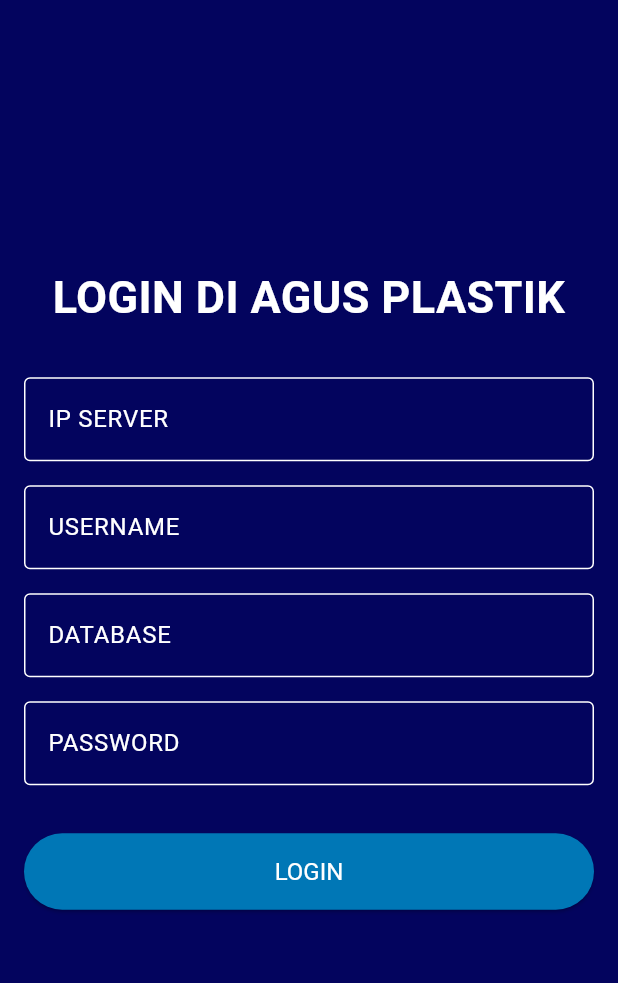
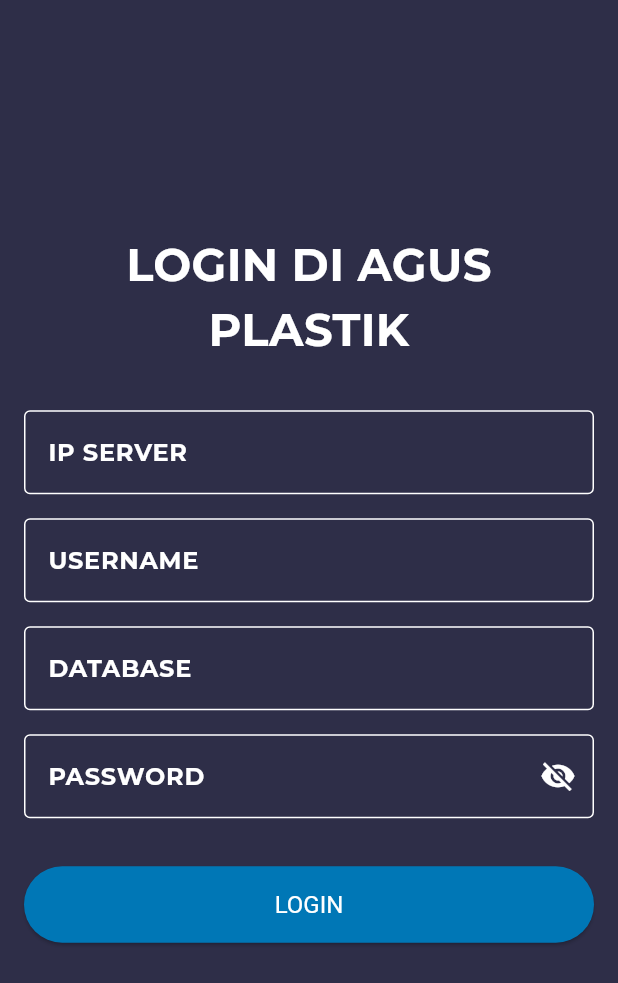
Before and after one commit to DimasAnjayMabar/agusplastik, a Flutter app: the screen it shows after launch, on a phone screen of 412 x 824 dp. Shown: the top 983 px of the screen. Run offline on Flutter 3.47's test engine with Material 3 defaults, Android fonts, the phone set to English and light mode, and no system bars; our stand-ins replace flutter_secure_storage; project files that could hold a hidden picture were left out.

Commit message:
version: 0.1

```diff
--- a/lib/assets/colors/colors.dart
+++ b/lib/assets/colors/colors.dart
@@ -1,4 +1,3 @@
-import 'dart:ui';
 
 import 'package:flutter/material.dart';
 
--- a/lib/login_page.dart
+++ b/lib/login_page.dart
@@ -1,12 +1,13 @@
 import 'dart:convert';
 
+import 'package:agusplastik/assets/colors/colors.dart';
 import 'package:agusplastik/beans/secure_storage/database.dart';
 import 'package:agusplastik/homepage.dart';
 import 'package:flutter/material.dart';
 import 'package:http/http.dart' as http;
 
 class LoginPage extends StatefulWidget {
-  const LoginPage({Key? key}) : super(key: key);
+  const LoginPage({super.key});
 
   @override
   _LoginPageState createState() => _LoginPageState();
@@ -19,13 +20,14 @@ class _LoginPageState extends State<LoginPage> {
   final TextEditingController _databaseController = TextEditingController();
   final TextEditingController _passwordController = TextEditingController();
 
-  final FocusNode _focusNode = FocusNode();
+  final FocusNode _ipFocusNode = FocusNode();
+  final FocusNode _usernameFocusNode = FocusNode();
+  final FocusNode _databaseFocusNode = FocusNode();
+  final FocusNode _passwordFocusNode = FocusNode();
+
   bool _isLoading = false;
   String _message = '';
-  FocusNode _ipFocusNode = FocusNode();
-  FocusNode _usernameFocusNode = FocusNode();
-  FocusNode _databaseFocusNode = FocusNode();
-  FocusNode _passwordFocusNode = FocusNode();
+  bool _isPasswordVisible = false; // Control password visibility
 
   Future<void> _verifyConnection() async {
     setState(() {
@@ -79,7 +81,7 @@ class _LoginPageState extends State<LoginPage> {
           );
         } else {
           setState(() {
-            _message = 'Koneksi gagal : ${data['message']}';
+            _message = 'Koneksi gagal: ${data['message']}';
           });
         }
       } else {
@@ -89,8 +91,10 @@ class _LoginPageState extends State<LoginPage> {
         });
       }
     } catch (e) {
-      _isLoading = false;
-      _message = 'Error : $e';
+      setState(() {
+        _isLoading = false;
+        _message = 'Error: $e';
+      });
     }
   }
 
@@ -98,7 +102,7 @@ class _LoginPageState extends State<LoginPage> {
   Widget build(BuildContext context) {
     return Scaffold(
       body: Container(
-        color: Color(0xFF03045e),
+        color: canvasColor,
         child: Padding(
           padding: const EdgeInsets.all(16.0),
           child: Column(
@@ -131,11 +135,12 @@ class _LoginPageState extends State<LoginPage> {
                     borderSide: BorderSide(color: Colors.white),
                   ),
                   filled: true,
-                  fillColor: Color(0xFF03045e),
+                  fillColor: canvasColor,
                 ),
-                style: TextStyle(color: Colors.white),
+                style: const TextStyle(color: Colors.white),
                 onSubmitted: (_) =>
                     FocusScope.of(context).requestFocus(_usernameFocusNode),
+                focusNode: _ipFocusNode,
               ),
               const SizedBox(height: 16.0),
               // Username Field
@@ -154,11 +159,12 @@ class _LoginPageState extends State<LoginPage> {
                     borderSide: BorderSide(color: Colors.white),
                   ),
                   filled: true,
-                  fillColor: Color(0xFF03045e),
+                  fillColor: canvasColor,
                 ),
-                style: TextStyle(color: Colors.white),
+                style: const TextStyle(color: Colors.white),
                 onSubmitted: (_) =>
                     FocusScope.of(context).requestFocus(_databaseFocusNode),
+                focusNode: _usernameFocusNode,
               ),
               const SizedBox(height: 16.0),
               // Database Field
@@ -177,33 +183,49 @@ class _LoginPageState extends State<LoginPage> {
                     borderSide: BorderSide(color: Colors.white),
                   ),
                   filled: true,
-                  fillColor: Color(0xFF03045e),
+                  fillColor: canvasColor,
                 ),
-                style: TextStyle(color: Colors.white),
-                onSubmitted: (_) => FocusScope.of(context).requestFocus(_passwordFocusNode),
+                style: const TextStyle(color: Colors.white),
+                onSubmitted: (_) =>
+                    FocusScope.of(context).requestFocus(_passwordFocusNode),
+                focusNode: _databaseFocusNode,
               ),
               const SizedBox(height: 16.0),
-              // Password Field
+              // Password Field with visibility toggle
               TextField(
                 controller: _passwordController,
-                obscureText: true,
-                decoration: const InputDecoration(
+                obscureText: !_isPasswordVisible, // Toggle visibility here
+                decoration: InputDecoration(
                   labelText: 'PASSWORD',
-                  labelStyle: TextStyle(color: Colors.white),
-                  border: OutlineInputBorder(
+                  labelStyle: const TextStyle(color: Colors.white),
+                  border: const OutlineInputBorder(
                     borderSide: BorderSide(color: Colors.white),
                   ),
-                  enabledBorder: OutlineInputBorder(
+                  enabledBorder: const OutlineInputBorder(
                     borderSide: BorderSide(color: Colors.white),
                   ),
-                  focusedBorder: OutlineInputBorder(
+                  focusedBorder: const OutlineInputBorder(
                     borderSide: BorderSide(color: Colors.white),
                   ),
                   filled: true,
-                  fillColor: Color(0xFF03045e),
+                  fillColor: canvasColor,
+                  suffixIcon: IconButton(
+                    icon: Icon(
+                      _isPasswordVisible
+                          ? Icons.visibility
+                          : Icons.visibility_off,
+                      color: Colors.white,
+                    ),
+                    onPressed: () {
+                      setState(() {
+                        _isPasswordVisible = !_isPasswordVisible;
+                      });
+                    },
+                  ),
                 ),
-                style: TextStyle(color: Colors.white),
-                onSubmitted: (_) => _verifyConnection,
+                style: const TextStyle(color: Colors.white),
+                onSubmitted: (_) => _verifyConnection(),
+                focusNode: _passwordFocusNode,
               ),
               const SizedBox(height: 32.0),
               // Login Button
@@ -240,7 +262,10 @@ class _LoginPageState extends State<LoginPage> {
     _usernameController.dispose();
     _passwordController.dispose();
     _databaseController.dispose();
-    _focusNode.dispose();
+    _ipFocusNode.dispose();
+    _usernameFocusNode.dispose();
+    _databaseFocusNode.dispose();
+    _passwordFocusNode.dispose();
     super.dispose();
   }
 }
--- a/lib/main.dart
+++ b/lib/main.dart
@@ -1,3 +1,4 @@
+import 'package:agusplastik/homepage.dart';
 import 'package:agusplastik/login_page.dart';
 import 'package:flutter/material.dart';
 
@@ -6,13 +7,16 @@ void main() {
 }
 
 class LoginPageApp extends StatelessWidget {
-  const LoginPageApp({Key? key}) : super(key: key);
+  const LoginPageApp({super.key});
 
   @override
   Widget build(BuildContext context) {
     return MaterialApp(
       debugShowCheckedModeBanner: false,
-      home: const LoginPage(),
+      theme: ThemeData(
+        fontFamily: 'Montserratt'
+      ),
+      home: LoginPage(),
     );
   }
 }
--- a/lib/sidebarx_lib/src/sidebarx_base.dart
+++ b/lib/sidebarx_lib/src/sidebarx_base.dart
@@ -7,7 +7,7 @@ import 'package:flutter/material.dart';
 
 class SidebarX extends StatefulWidget {
   const SidebarX({
-    Key? key,
+    super.key,
     required this.controller,
     this.items = const [],
     this.footerItems = const [],
@@ -23,7 +23,7 @@ class SidebarX extends StatefulWidget {
     this.animationDuration = const Duration(milliseconds: 300),
     this.collapseIcon = Icons.arrow_back_ios_new,
     this.extendIcon = Icons.arrow_forward_ios,
-  }) : super(key: key);
+  });
 
   /// Default theme of Sidebar
   final SidebarXTheme theme;
```
Also changed, not shown: lib/homepage.dart (+113 -80 lines), lib/menus/distributor_menu.dart (added, +42 -0 lines), lib/menus/gudang_menu.dart (added, +37 -0 lines), lib/menus/transaksi_menu.dart (added, +37 -0 lines), lib/popups/create/create_distributor.dart (added, +140 -0 lines), lib/popups/exit/logout.dart (added, +104 -0 lines), lib/sidebarx_lib/src/widgets/sidebarx_cell.dart (+4 -4 lines), 1 other file.
